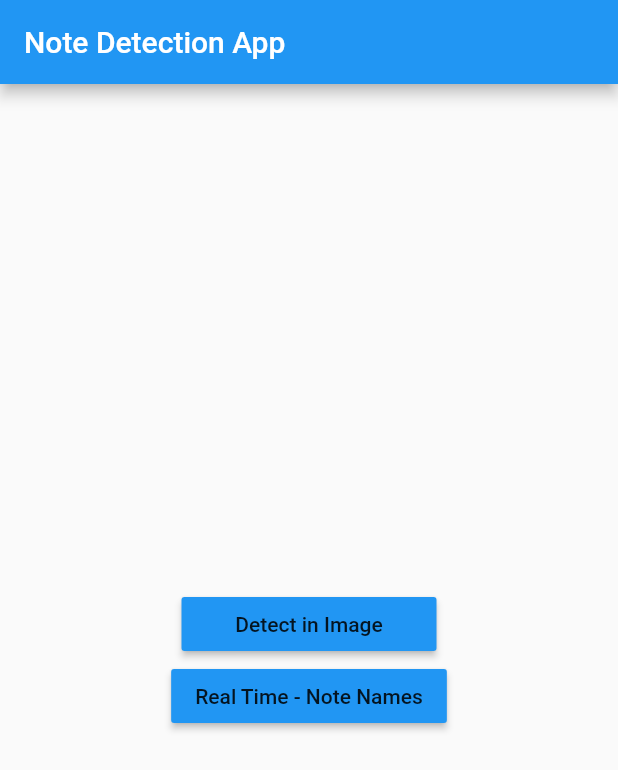
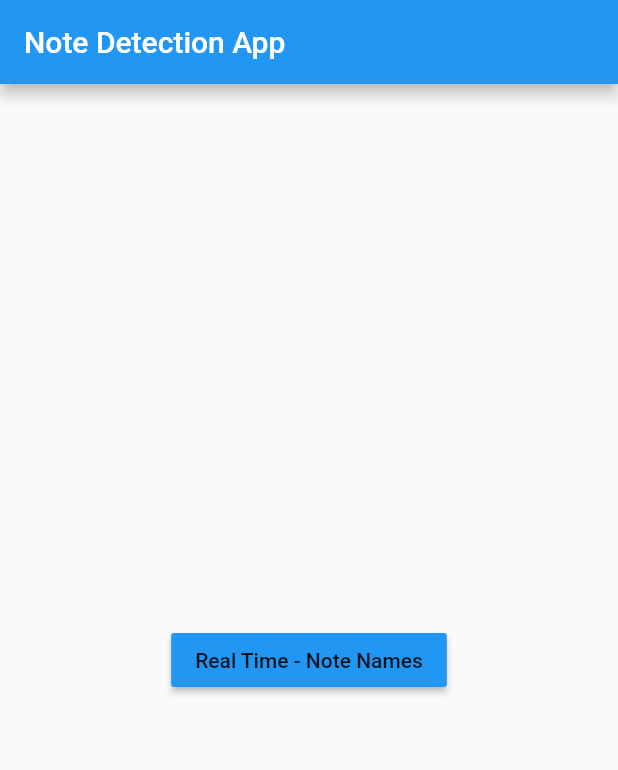
Before and after one commit to Jamie228/note-detector, a Flutter app: the screen it shows after launch, on a phone screen of 412 x 824 dp. Shown: the top 770 px of the screen. Run offline on Flutter 3.47's test engine with Material 2 defaults, Android fonts, the phone set to English and light mode, and no system bars; our stand-ins replace camera, image_picker; missing offline and left inert: tflite.

Commit message:
Removed button

```diff
--- a/lib/main.dart
+++ b/lib/main.dart
@@ -35,20 +35,20 @@ class _MyAppState extends State<MyApp> {
           child: Column(
             mainAxisAlignment: MainAxisAlignment.center,
             children: <Widget>[
-              ButtonTheme(
-                minWidth: 170,
-                child: RaisedButton(
-                  child: Text("Detect in Image"),
-                  onPressed: () {
-                    Navigator.push(
-                      context,
-                      MaterialPageRoute(
-                        builder: (context) => StaticImage(),
-                      ),
-                    );
-                  },
-                ),
-              ),
+              // ButtonTheme(
+              //   minWidth: 170,
+              //   child: RaisedButton(
+              //     child: Text("Detect in Image"),
+              //     onPressed: () {
+              //       Navigator.push(
+              //         context,
+              //         MaterialPageRoute(
+              //           builder: (context) => StaticImage(),
+              //         ),
+              //       );
+              //     },
+              //   ),
+              // ),
               ButtonTheme(
                 minWidth: 170,
                 child: RaisedButton(
```
